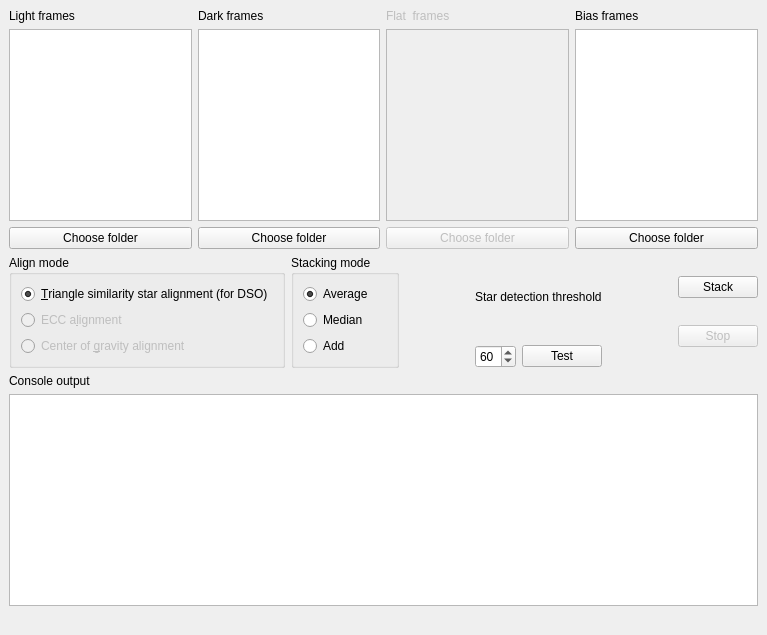
The window that gui.ui (janprzy/AstroStacker) describes before a commit, drawn with Qt 5.
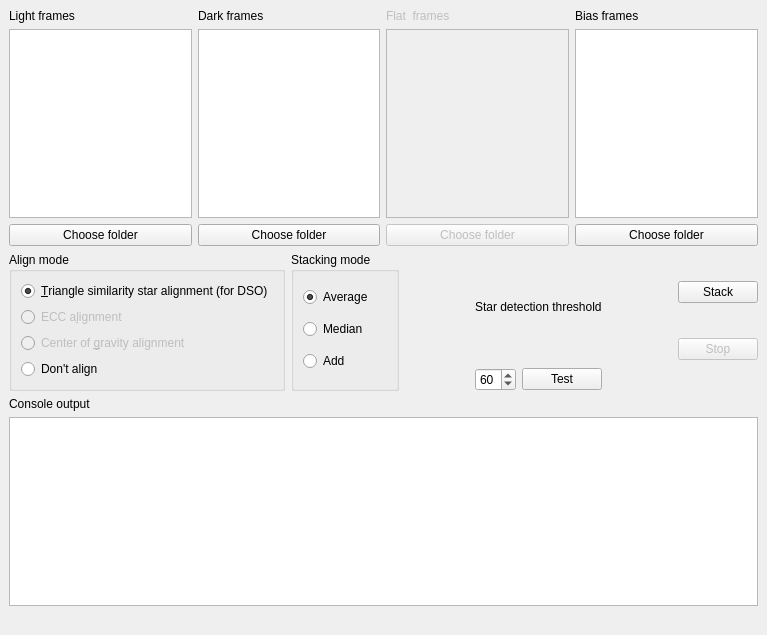
The same window after the commit.

Commit message: Added setting to not align the images This can be used to test multiple stacking modes without aligning and calibrating the same images all over again every time

```diff
--- a/gui.ui
+++ b/gui.ui
@@ -151,6 +151,13 @@
            </property>
           </widget>
          </item>
+         <item>
+          <widget class="QRadioButton" name="mode_not">
+           <property name="text">
+            <string>Don't align</string>
+           </property>
+          </widget>
+         </item>
         </layout>
        </widget>
       </item>
```
The commit also changes 2 other files.
